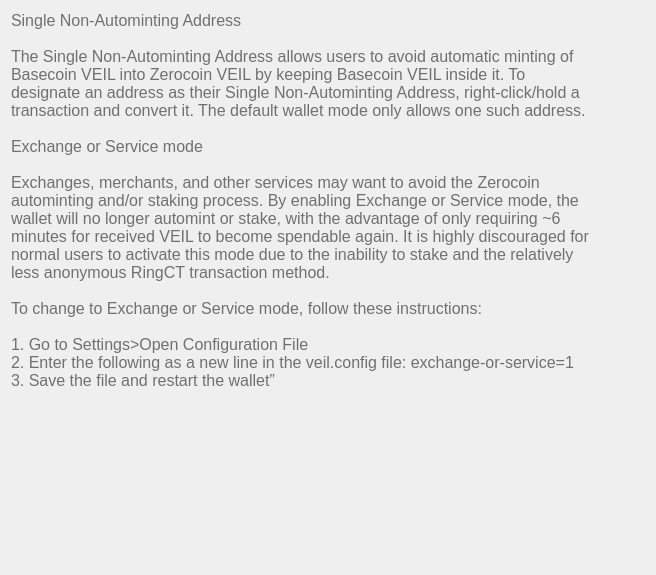
Veil-Project/veil, file src/qt/veil/forms/settingsfaq06.ui: the form before one commit.
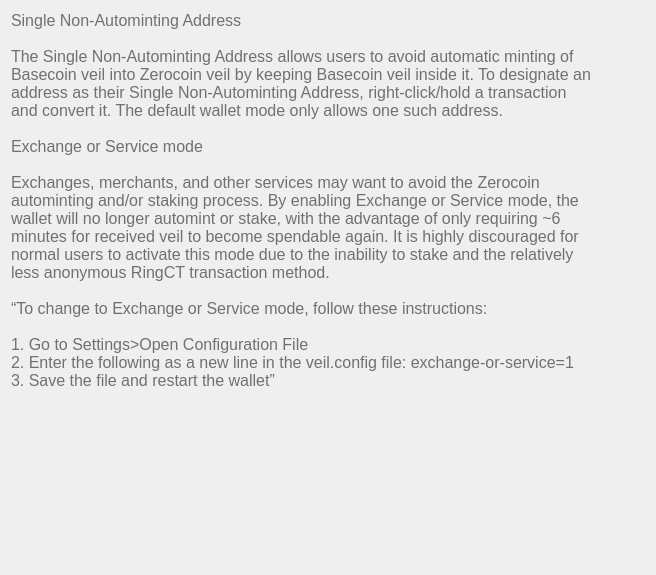
The form after the commit.

The edit to the form file:
```diff
--- a/src/qt/veil/forms/settingsfaq06.ui
+++ b/src/qt/veil/forms/settingsfaq06.ui
@@ -35,13 +35,13 @@
      <property name="text">
       <string>Single Non-Autominting Address
 
-The Single Non-Autominting Address allows users to avoid automatic minting of Basecoin VEIL into Zerocoin VEIL by keeping Basecoin VEIL inside it. To designate an address as their Single Non-Autominting Address, right-click/hold a transaction and convert it. The default wallet mode only allows one such address.
+The Single Non-Autominting Address allows users to avoid automatic minting of Basecoin veil into Zerocoin veil by keeping Basecoin veil inside it. To designate an address as their Single Non-Autominting Address, right-click/hold a transaction and convert it. The default wallet mode only allows one such address.
 
 Exchange or Service mode
 
-Exchanges, merchants, and other services may want to avoid the Zerocoin autominting and/or staking process. By enabling Exchange or Service mode, the wallet will no longer automint or stake, with the advantage of only requiring ~6 minutes for received VEIL to become spendable again. It is highly discouraged for normal users to activate this mode due to the inability to stake and the relatively less anonymous RingCT transaction method.
+Exchanges, merchants, and other services may want to avoid the Zerocoin autominting and/or staking process. By enabling Exchange or Service mode, the wallet will no longer automint or stake, with the advantage of only requiring ~6 minutes for received veil to become spendable again. It is highly discouraged for normal users to activate this mode due to the inability to stake and the relatively less anonymous RingCT transaction method.
 
-To change to Exchange or Service mode, follow these instructions:
+“To change to Exchange or Service mode, follow these instructions:
 
 1. Go to Settings&gt;Open Configuration File
 2. Enter the following as a new line in the veil.config file: exchange-or-service=1
```
